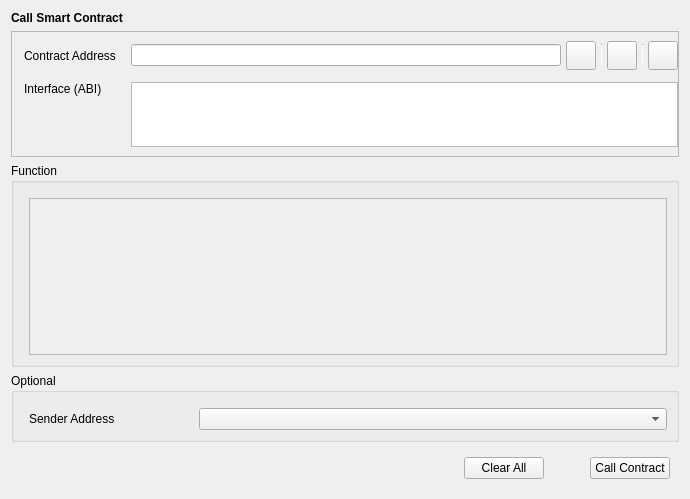
First picture: the form in src/qt/forms/callcontract.ui, repository LUX-Core/lux, before the edit.
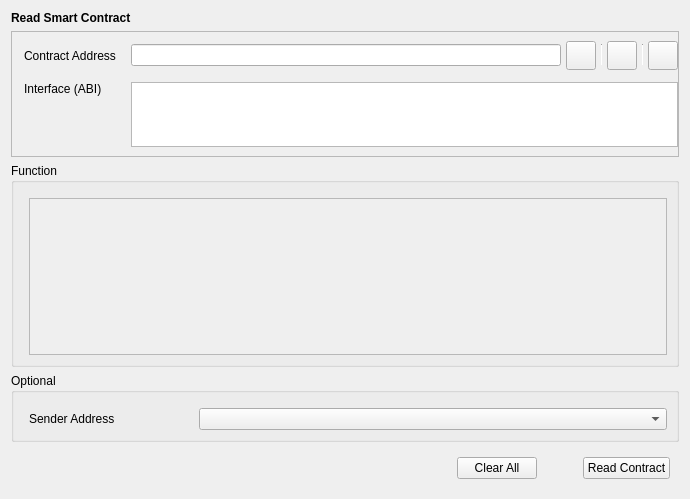
Second picture: the form after the edit. Custom widgets are drawn as their Qt base class.

Diff of the .ui file:
```diff
--- a/src/qt/forms/callcontract.ui
+++ b/src/qt/forms/callcontract.ui
@@ -42,7 +42,7 @@
           </font>
          </property>
          <property name="text">
-          <string>Call Smart Contract</string>
+          <string>Read Smart Contract</string>
          </property>
         </widget>
        </item>
@@ -342,7 +342,7 @@
      <item>
       <widget class="QPushButton" name="pushButtonCallContract">
        <property name="text">
-        <string>Call Contract</string>
+        <string>Read Contract</string>
        </property>
       </widget>
      </item>
```
